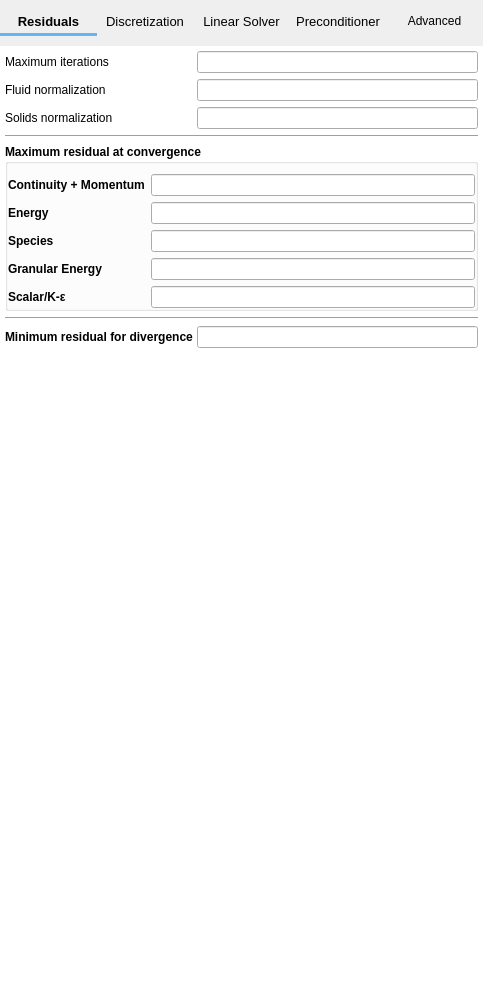
Qt form mfixgui/uifiles/numerics.ui (truongd8593/mfix) before a commit.
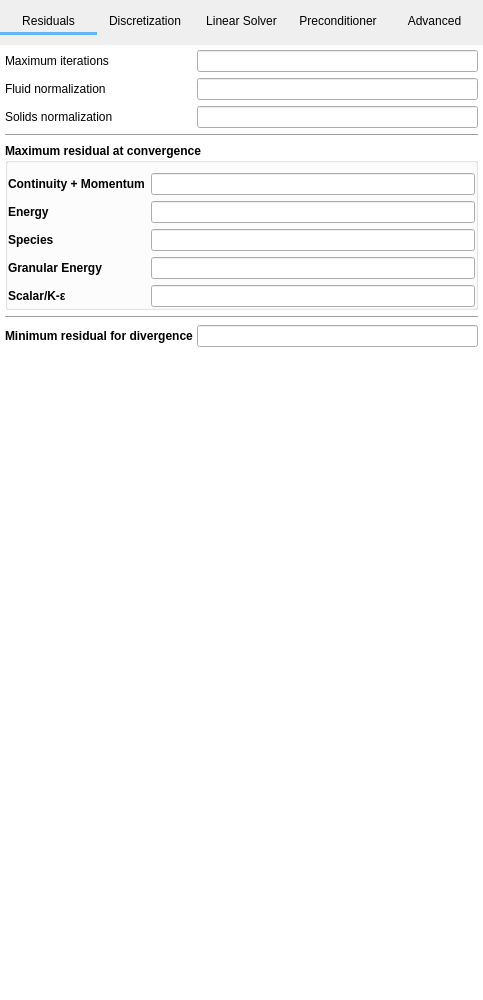
The same form after that commit. Custom widgets are drawn as their Qt base class.

Commit message: remove hardcoded pointsize from .ui files

Diff of the .ui file:
```diff
--- a/mfixgui/uifiles/numerics.ui
+++ b/mfixgui/uifiles/numerics.ui
@@ -73,11 +73,6 @@
       </property>
       <item row="0" column="1">
        <widget class="QPushButton" name="pushbutton_discretization">
-        <property name="font">
-         <font>
-          <pointsize>10</pointsize>
-         </font>
-        </property>
         <property name="text">
          <string>Discretization</string>
         </property>
@@ -88,11 +83,6 @@
       </item>
       <item row="0" column="3">
        <widget class="QPushButton" name="pushbutton_preconditioner">
-        <property name="font">
-         <font>
-          <pointsize>10</pointsize>
-         </font>
-        </property>
         <property name="text">
          <string>Preconditioner</string>
         </property>
@@ -103,13 +93,6 @@
       </item>
       <item row="0" column="0">
        <widget class="QPushButton" name="pushbutton_residuals">
-        <property name="font">
-         <font>
-          <pointsize>10</pointsize>
-          <weight>75</weight>
-          <bold>true</bold>
-         </font>
-        </property>
         <property name="text">
          <string>Residuals</string>
         </property>
@@ -120,11 +103,6 @@
       </item>
       <item row="0" column="2">
        <widget class="QPushButton" name="pushbutton_linear_solver">
-        <property name="font">
-         <font>
-          <pointsize>10</pointsize>
-         </font>
-        </property>
         <property name="text">
          <string>Linear Solver</string>
         </property>
```
The commit also changes 3 other files.
